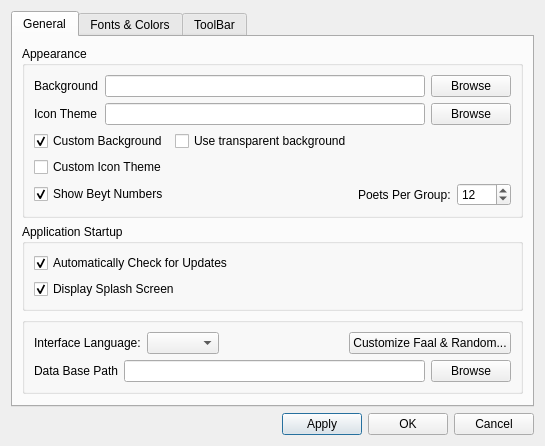
Before: the Qt Designer form src/settings.ui in srazi/Saaghar, drawn with Qt 5.
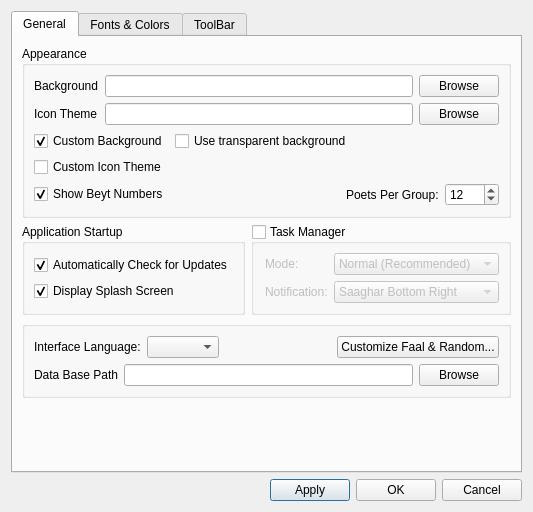
After: the same form once the commit is applied. Icons and pictures are not drawn.

Commit message: Settings: Implement settings GUI of last commit.

```diff
--- a/src/settings.ui
+++ b/src/settings.ui
@@ -6,8 +6,8 @@
    <rect>
     <x>0</x>
     <y>0</y>
-    <width>509</width>
-    <height>430</height>
+    <width>524</width>
+    <height>512</height>
    </rect>
   </property>
   <property name="windowTitle">
@@ -146,7 +146,24 @@
                 </property>
                </widget>
               </item>
-              <item row="2" column="2">
+              <item row="2" column="0">
+               <widget class="QCheckBox" name="checkBoxBeytNumbers">
+                <property name="text">
+                 <string>Show Beyt Numbers</string>
+                </property>
+                <property name="checked">
+                 <bool>true</bool>
+                </property>
+               </widget>
+              </item>
+              <item row="0" column="1">
+               <widget class="QCheckBox" name="checkBoxTransparent">
+                <property name="text">
+                 <string>Use transparent background</string>
+                </property>
+               </widget>
+              </item>
+              <item row="2" column="1">
                <layout class="QHBoxLayout" name="horizontalLayout_12">
                 <item>
                  <spacer name="horizontalSpacer_4">
@@ -155,7 +172,7 @@
                   </property>
                   <property name="sizeHint" stdset="0">
                    <size>
-                    <width>40</width>
+                    <width>20</width>
                     <height>20</height>
                    </size>
                   </property>
@@ -180,28 +197,13 @@
                 </item>
                </layout>
               </item>
-              <item row="2" column="0">
-               <widget class="QCheckBox" name="checkBoxBeytNumbers">
-                <property name="text">
-                 <string>Show Beyt Numbers</string>
-                </property>
-                <property name="checked">
-                 <bool>true</bool>
-                </property>
-               </widget>
-              </item>
-              <item row="0" column="1">
-               <widget class="QCheckBox" name="checkBoxTransparent">
-                <property name="text">
-                 <string>Use transparent background</string>
-                </property>
-               </widget>
-              </item>
              </layout>
             </item>
            </layout>
           </widget>
          </item>
+         <item>
+          <layout class="QHBoxLayout" name="horizontalLayout_3">
          <item>
           <widget class="QGroupBox" name="groupBox">
            <property name="title">
@@ -236,6 +238,106 @@
           </widget>
          </item>
          <item>
+            <widget class="QGroupBox" name="groupBoxTaskManager">
+             <property name="enabled">
+              <bool>true</bool>
+             </property>
+             <property name="title">
+              <string>Task Manager</string>
+             </property>
+             <property name="flat">
+              <bool>false</bool>
+             </property>
+             <property name="checkable">
+              <bool>true</bool>
+             </property>
+             <property name="checked">
+              <bool>false</bool>
+             </property>
+             <layout class="QGridLayout" name="gridLayout_11">
+              <property name="leftMargin">
+               <number>11</number>
+              </property>
+              <item row="1" column="0">
+               <widget class="QLabel" name="labelMode">
+                <property name="text">
+                 <string>Mode:</string>
+                </property>
+               </widget>
+              </item>
+              <item row="1" column="1">
+               <widget class="QComboBox" name="comboBoxMode">
+                <property name="sizePolicy">
+                 <sizepolicy hsizetype="Preferred" vsizetype="Fixed">
+                  <horstretch>0</horstretch>
+                  <verstretch>0</verstretch>
+                 </sizepolicy>
+                </property>
+                <property name="currentIndex">
+                 <number>1</number>
+                </property>
+                <item>
+                 <property name="text">
+                  <string>Slow</string>
+                 </property>
+                </item>
+                <item>
+                 <property name="text">
+                  <string>Normal (Recommended)</string>
+                 </property>
+                </item>
+                <item>
+                 <property name="text">
+                  <string>Fast</string>
+                 </property>
+                </item>
+               </widget>
+              </item>
+              <item row="2" column="1">
+               <widget class="QComboBox" name="comboBoxNotification">
+                <property name="currentIndex">
+                 <number>1</number>
+                </property>
+                <item>
+                 <property name="text">
+                  <string>Disabled</string>
+                 </property>
+                </item>
+                <item>
+                 <property name="text">
+                  <string>Saaghar Bottom Right</string>
+                 </property>
+                </item>
+                <item>
+                 <property name="text">
+                  <string>Saaghar Bottom Left</string>
+                 </property>
+                </item>
+                <item>
+                 <property name="text">
+                  <string>Desktop Bottom Right</string>
+                 </property>
+                </item>
+                <item>
+                 <property name="text">
+                  <string>Desktop Top Right</string>
+                 </property>
+                </item>
+               </widget>
+              </item>
+              <item row="2" column="0">
+               <widget class="QLabel" name="labelNotification">
+                <property name="text">
+                 <string>Notification:</string>
+                </property>
+               </widget>
+              </item>
+             </layout>
+            </widget>
+           </item>
+          </layout>
+         </item>
+         <item>
           <widget class="QGroupBox" name="groupBox_3">
            <property name="title">
             <string/>
@@ -260,7 +362,7 @@
                 </property>
                 <property name="sizeHint" stdset="0">
                  <size>
-                  <width>40</width>
+                  <width>20</width>
                   <height>20</height>
                  </size>
                 </property>
@@ -299,7 +401,9 @@
            </layout>
           </widget>
          </item>
-         <item>
+        </layout>
+       </item>
+       <item row="1" column="0">
           <spacer name="verticalSpacer">
            <property name="orientation">
             <enum>Qt::Vertical</enum>
@@ -311,8 +415,6 @@
             </size>
            </property>
           </spacer>
-         </item>
-        </layout>
        </item>
       </layout>
      </widget>
```
Lines whose indentation alone changed are shown as unchanged. The commit also changes 3 other files.
